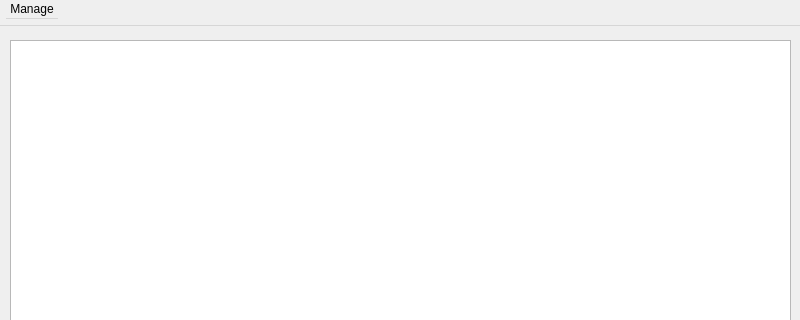
ari099/crumby-React-Flask-, file api/db/ingredients_app.ui: the form before one commit; both pictures show x 0 to 800 and y 0 to 320 of the 800 by 600 pixel window.
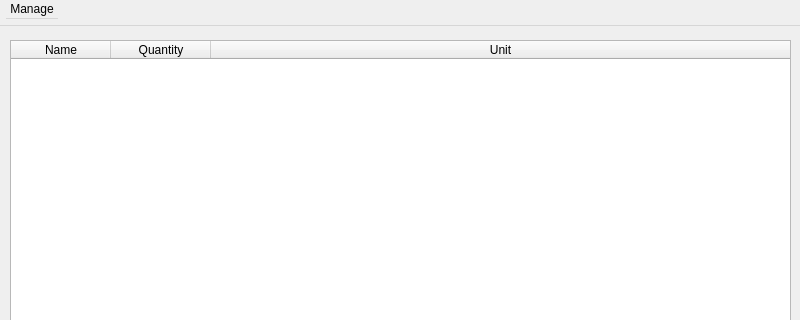
The form after the commit.

Commit message: Recipes and Ingredients apps showing data

Diff of the .ui file:
```diff
--- a/api/db/ingredients_app.ui
+++ b/api/db/ingredients_app.ui
@@ -55,6 +55,21 @@
     <attribute name="horizontalHeaderStretchLastSection">
      <bool>true</bool>
     </attribute>
+    <column>
+     <property name="text">
+      <string>Name</string>
+     </property>
+    </column>
+    <column>
+     <property name="text">
+      <string>Quantity</string>
+     </property>
+    </column>
+    <column>
+     <property name="text">
+      <string>Unit</string>
+     </property>
+    </column>
    </widget>
   </widget>
   <widget class="QMenuBar" name="menuBar">
```
The commit also changes 3 other files.
